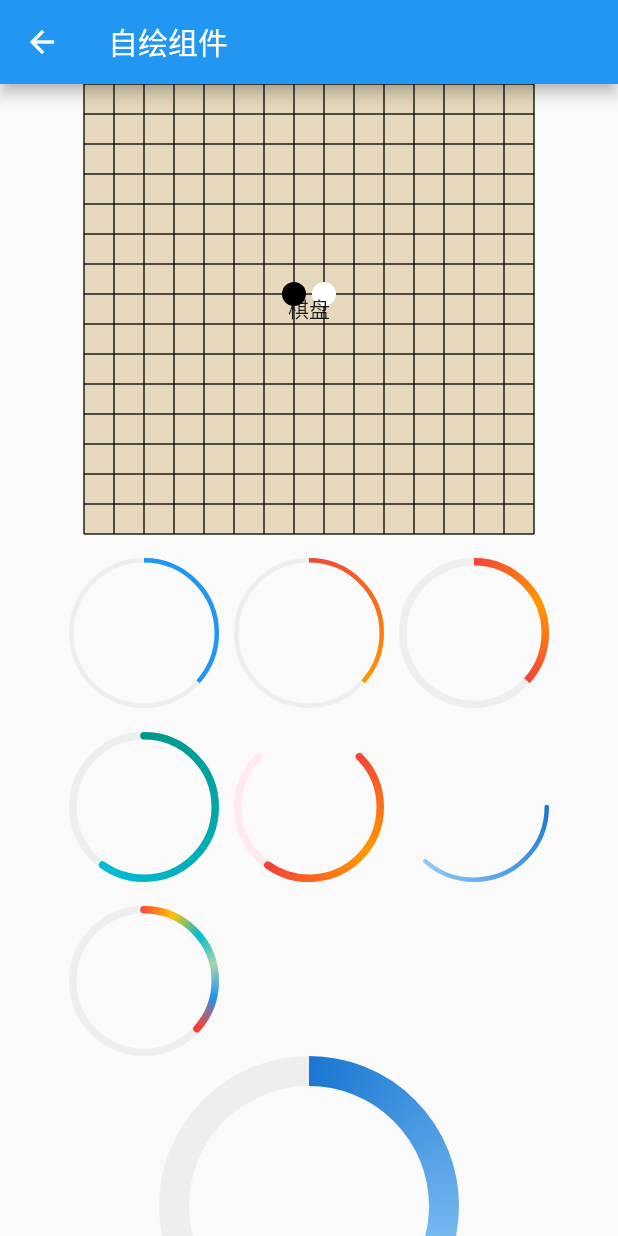
After one commit to 568240761/flutter_practice, a Flutter app: the CustomManage screen opened by its route, after a tap on "自绘组件", on a phone screen of 412 x 824 dp. The commit adds this screen. Run offline on Flutter 3.47's test engine with Material 2 defaults, Android fonts, the phone set to English and light mode, and no system bars.

Commit message:
完成自定义组件练习

```diff
--- a/lib/main.dart
+++ b/lib/main.dart
@@ -3,6 +3,7 @@ import 'dart:async';
 import 'package:flutter/material.dart';
 import 'package:flutter/foundation.dart';
 
+import 'page/custom_component/custom_manage.dart';
 import 'page/animation/animation_manage.dart';
 import 'page/event/event_notification_manage.dart';
 import 'page/function/function_manage.dart';
@@ -112,6 +113,7 @@ class MyApp extends StatelessWidget {
         "function_manage": (context) => FunctionManage(),
         "event_notification_manage": (context) => EventNotificationManage(),
         "animation_manage": (context) => AnimationManage(),
+        "custom_manage": (context) => CustomManage(),
       },
       //在路由表中没有注册，会回调该方法
       onGenerateRoute: (RouteSettings settings) {
--- /dev/null
+++ b/lib/page/custom_component/combination_component.dart
@@ -0,0 +1,208 @@
+import 'package:flutter/material.dart';
+
+//在Flutter中页面UI通常都是由一些低阶别的组件组合而成，当我们需要封装一些通用组件时，
+//应该首先考虑是否可以通过组合其它组件来实现，如果可以，则应优先使用组合，因为直接通过现有组件拼装会非常简单、灵活、高效。
+class CombinationComponent extends StatefulWidget {
+  @override
+  State createState() {
+    return CombinationComponentState();
+  }
+}
+
+class CombinationComponentState extends State<CombinationComponent> {
+  double _turns = .0;
+
+  @override
+  Widget build(BuildContext context) {
+    return Scaffold(
+      appBar: AppBar(
+        title: Text("组合现有组件"),
+      ),
+      body: Center(
+        child: Column(
+          children: [
+            GradientButton(
+              colors: [Colors.orange, Colors.red],
+              height: 50.0,
+              child: Text("Submit"),
+              onPressed: onTap,
+            ),
+            GradientButton(
+              height: 50.0,
+              colors: [Colors.lightGreen, Colors.green[700]],
+              child: Text("Submit"),
+              onPressed: onTap,
+            ),
+            GradientButton(
+              height: 50.0,
+              colors: [Colors.lightBlue[300], Colors.blueAccent],
+              child: Text("Submit"),
+              onPressed: onTap,
+            ),
+            TurnBox(
+              turns: _turns,
+              speed: 500,
+              child: Icon(
+                Icons.refresh,
+                size: 50,
+              ),
+            ),
+            TurnBox(
+              turns: _turns,
+              speed: 1000,
+              child: Icon(
+                Icons.refresh,
+                size: 150.0,
+              ),
+            ),
+            RaisedButton(
+              child: Text("顺时针旋转1/5圈"),
+              onPressed: () {
+                setState(() {
+                  _turns += .2;
+                });
+              },
+            ),
+            RaisedButton(
+              child: Text("逆时针旋转1/5圈"),
+              onPressed: () {
+                setState(() {
+                  _turns -= .2;
+                });
+              },
+            )
+          ],
+        ),
+      ),
+    );
+  }
+
+  onTap() {
+    print("button click");
+  }
+}
+
+//Flutter Material组件库中的按钮默认不支持渐变背景，为了实现渐变背景按钮，我们自定义一个GradientButton组件，它需要支持一下功能：
+//
+// 1.背景支持渐变色
+// 2.手指按下时有涟漪效果
+// 3.可以支持圆角
+class GradientButton extends StatelessWidget {
+  GradientButton({
+    this.colors,
+    this.width,
+    this.height,
+    this.onPressed,
+    this.borderRadius,
+    @required this.child,
+  });
+
+  // 渐变色数组
+  final List<Color> colors;
+
+  // 按钮宽高
+  final double width;
+  final double height;
+
+  final Widget child;
+  final BorderRadius borderRadius;
+
+  //点击回调
+  final GestureTapCallback onPressed;
+
+  @override
+  Widget build(BuildContext context) {
+    ThemeData theme = Theme.of(context);
+
+    //确保colors数组不空
+    List<Color> _colors = colors ??
+        [theme.primaryColor, theme.primaryColorDark ?? theme.primaryColor];
+
+    return DecoratedBox(
+      decoration: BoxDecoration(
+        gradient: LinearGradient(colors: _colors),
+        borderRadius: borderRadius,
+      ),
+      child: Material(
+        type: MaterialType.transparency,
+        child: InkWell(
+          splashColor: _colors.last,
+          highlightColor: Colors.transparent,
+          borderRadius: borderRadius,
+          onTap: onPressed,
+          child: ConstrainedBox(
+            constraints: BoxConstraints.tightFor(height: height, width: width),
+            child: Center(
+              child: Padding(
+                padding: const EdgeInsets.all(8.0),
+                child: DefaultTextStyle(
+                  style: TextStyle(fontWeight: FontWeight.bold),
+                  child: child,
+                ),
+              ),
+            ),
+          ),
+        ),
+      ),
+    );
+  }
+}
+
+//RotatedBox，它可以旋转子组件，但是它有两个缺点：一是只能将其子节点以90度的倍数旋转；二是当旋转的角度发生变化时，旋转角度更新过程没有动画。
+//
+//实现一个TurnBox组件，它不仅可以以任意角度来旋转其子节点，而且可以在角度发生变化时执行一个动画以过渡到新状态，同时，可以手动指定动画速度。
+class TurnBox extends StatefulWidget {
+  const TurnBox(
+      {Key key,
+      this.turns = .0, //旋转的“圈”数,一圈为360度，如0.25圈即90度
+      this.speed = 200, //过渡动画执行的总时长
+      this.child})
+      : super(key: key);
+
+  final double turns;
+  final int speed;
+  final Widget child;
+
+  @override
+  _TurnBoxState createState() => new _TurnBoxState();
+}
+
+class _TurnBoxState extends State<TurnBox> with SingleTickerProviderStateMixin {
+  AnimationController _controller;
+
+  @override
+  void initState() {
+    super.initState();
+    _controller = new AnimationController(
+        vsync: this, lowerBound: -double.infinity, upperBound: double.infinity);
+    _controller.value = widget.turns;
+  }
+
+  @override
+  void dispose() {
+    _controller.dispose();
+    super.dispose();
+  }
+
+  @override
+  Widget build(BuildContext context) {
+    return RotationTransition(
+      turns: _controller,
+      child: widget.child,
+    );
+  }
+
+  //当在State中会缓存某些依赖Widget参数的数据时，一定要注意在组件更新时是否需要同步状态。
+  @override
+  void didUpdateWidget(TurnBox oldWidget) {
+    super.didUpdateWidget(oldWidget);
+    //旋转角度发生变化时执行过渡动画
+    if (oldWidget.turns != widget.turns) {
+      _controller.animateTo(
+        widget.turns,
+        duration: Duration(milliseconds: widget.speed ?? 200),
+        curve: Curves.easeOut,
+      );
+    }
+  }
+}
--- /dev/null
+++ b/lib/page/custom_component/custom_manage.dart
@@ -0,0 +1,47 @@
+import 'package:flutter/material.dart';
+import 'package:flutter_practice/page/custom_component/custom_painting_component.dart';
+import 'combination_component.dart';
+
+class CustomManage extends StatelessWidget {
+  @override
+  Widget build(BuildContext context) {
+    return Scaffold(
+      appBar: AppBar(
+        title: Text("自定义组件"),
+      ),
+      body: Center(
+        child: Column(
+          mainAxisAlignment: MainAxisAlignment.center,
+          children: [
+            FlatButton(
+              onPressed: () {
+                Navigator.push(
+                  context,
+                  MaterialPageRoute(builder: (context) {
+                    return CombinationComponent();
+                  }),
+                );
+              },
+              textColor: Colors.white,
+              color: Colors.blue,
+              child: Text("组合现有组件"),
+            ),
+            FlatButton(
+              onPressed: () {
+                Navigator.push(
+                  context,
+                  MaterialPageRoute(builder: (context) {
+                    return CustomPaintingComponent();
+                  }),
+                );
+              },
+              textColor: Colors.white,
+              color: Colors.blue,
+              child: Text("自绘组件"),
+            ),
+          ],
+        ),
+      ),
+    );
+  }
+}
--- /dev/null
+++ b/lib/page/custom_component/custom_painting_component.dart
@@ -0,0 +1,460 @@
+import 'package:flutter/material.dart';
+import 'dart:math';
+
+import 'combination_component.dart';
+
+//几乎所有的UI系统都会提供一个自绘UI的接口，这个接口通常会提供一块2D画布Canvas，
+//Canvas内部封装了一些基本绘制的API，可以通过Canvas绘制各种自定义图形。
+//
+//在Flutter中，提供了一个CustomPaint 组件，它可以结合画笔CustomPainter来实现自定义图形绘制。
+//也可以通过相应的RenderObject渲染出来的，如Text是由RenderParagraph渲染；而Image是由RenderImage渲染。
+//RenderObject是一个抽象类，它定义了一个抽象方法paint(...)：
+//
+// void paint(PaintingContext context, Offset offset)
+//
+//PaintingContext代表组件的绘制上下文，通过PaintingContext.canvas可以获得Canvas，而绘制逻辑主要是通过Canvas API来实现。
+//子类需要重写此方法以实现自身的绘制逻辑，如RenderParagraph需要实现文本绘制逻辑，而RenderImage需要实现图片绘制逻辑。
+//
+//可以发现，RenderObject中最终也是通过Canvas API来绘制的，那么通过实现RenderObject的方式和上面介绍的通过CustomPaint和Canvas自绘的方式有什么区别？
+//其实答案很简单，CustomPaint只是为了方便开发者封装的一个代理类，它直接继承自SingleChildRenderObjectWidget，
+//通过RenderCustomPaint的paint方法将Canvas和画笔Painter连接起来实现了最终的绘制（绘制逻辑在Painter中）。
+class CustomPaintingComponent extends StatefulWidget {
+  @override
+  State createState() {
+    return CustomPaintingComponentState();
+  }
+}
+
+class CustomPaintingComponentState extends State<CustomPaintingComponent>
+    with SingleTickerProviderStateMixin {
+  AnimationController _animationController;
+
+  @override
+  void initState() {
+    super.initState();
+    _animationController =
+        new AnimationController(vsync: this, duration: Duration(seconds: 3));
+    bool isForward = true;
+    _animationController.addStatusListener((status) {
+      if (status == AnimationStatus.forward) {
+        isForward = true;
+      } else if (status == AnimationStatus.completed ||
+          status == AnimationStatus.dismissed) {
+        if (isForward) {
+          _animationController.reverse();
+        } else {
+          _animationController.forward();
+        }
+      } else if (status == AnimationStatus.reverse) {
+        isForward = false;
+      }
+    });
+    _animationController.forward();
+  }
+
+  @override
+  void dispose() {
+    _animationController.dispose();
+    super.dispose();
+  }
+
+  @override
+  Widget build(BuildContext context) {
+    return Scaffold(
+      appBar: AppBar(
+        title: Text("自绘组件"),
+      ),
+      body: SingleChildScrollView(
+        child: Center(
+          child: Column(
+            children: [
+              SizedBox(
+                width: 300,
+                height: 300,
+                //如果CustomPaint有子节点，为了避免子节点不必要的重绘并提高性能，通常情况下都会将子节点包裹在RepaintBoundary组件中，
+                //这样会在绘制时就会创建一个新的绘制层（Layer），其子组件将在新的Layer上绘制，而父组件将在原来Layer上绘制，
+                //也就是说RepaintBoundary 子组件的绘制将独立于父组件的绘制，RepaintBoundary会隔离其子节点和CustomPaint本身的绘制边界。
+                child: CustomPaint(
+                  //当child为null时，代表默认绘制区域大小，如果有child则忽略此参数，画布尺寸则为child尺寸。
+                  //如果有child但是想指定画布为特定大小，可以使用SizeBox包裹CustomPaint实现。
+                  //现在设置的size属性无用。
+                  size: Size(300, 300),
+                  //背景画笔，会显示在子节点后面;
+                  painter: MyPainter(),
+                  //foregroundPainter: 前景画笔，会显示在子节点前面。
+                  //isComplex：是否复杂的绘制，如果是，Flutter会应用一些缓存策略来减少重复渲染的开销。
+                  //willChange：和isComplex配合使用，当启用缓存时，该属性代表在下一帧中绘制是否会改变。
+                  child: RepaintBoundary(
+                    child: Center(
+                      child: Text("棋盘"),
+                    ),
+                  ),
+                ),
+              ),
+              AnimatedBuilder(
+                animation: _animationController,
+                builder: (BuildContext context, Widget child) {
+                  return Padding(
+                    padding: const EdgeInsets.symmetric(vertical: 16.0),
+                    child: Column(
+                      children: <Widget>[
+                        Wrap(
+                          spacing: 10.0,
+                          runSpacing: 16.0,
+                          children: <Widget>[
+                            GradientCircularProgressIndicator(
+                              // No gradient
+                              colors: [Colors.blue, Colors.blue],
+                              radius: 50.0,
+                              strokeWidth: 3.0,
+                              value: _animationController.value,
+                            ),
+                            GradientCircularProgressIndicator(
+                              colors: [Colors.red, Colors.orange],
+                              radius: 50.0,
+                              strokeWidth: 3.0,
+                              value: _animationController.value,
+                            ),
+                            GradientCircularProgressIndicator(
+                              colors: [Colors.red, Colors.orange, Colors.red],
+                              radius: 50.0,
+                              strokeWidth: 5.0,
+                              value: _animationController.value,
+                            ),
+                            GradientCircularProgressIndicator(
+                              colors: [Colors.teal, Colors.cyan],
+                              radius: 50.0,
+                              strokeWidth: 5.0,
+                              strokeCapRound: true,
+                              value: CurvedAnimation(
+                                parent: _animationController,
+                                curve: Curves.decelerate,
+                              ).value,
+                            ),
+                            TurnBox(
+                              turns: 1 / 8,
+                              child: GradientCircularProgressIndicator(
+                                colors: [Colors.red, Colors.orange, Colors.red],
+                                radius: 50.0,
+                                strokeWidth: 5.0,
+                                strokeCapRound: true,
+                                backgroundColor: Colors.red[50],
+                                totalAngle: 1.5 * pi,
+                                value: CurvedAnimation(
+                                  parent: _animationController,
+                                  curve: Curves.ease,
+                                ).value,
+                              ),
+                            ),
+                            RotatedBox(
+                              quarterTurns: 1,
+                              child: GradientCircularProgressIndicator(
+                                  colors: [Colors.blue[700], Colors.blue[200]],
+                                  radius: 50.0,
+                                  strokeWidth: 3.0,
+                                  strokeCapRound: true,
+                                  backgroundColor: Colors.transparent,
+                                  value: _animationController.value),
+                            ),
+                            GradientCircularProgressIndicator(
+                              colors: [
+                                Colors.red,
+                                Colors.amber,
+                                Colors.cyan,
+                                Colors.green[200],
+                                Colors.blue,
+                                Colors.red
+                              ],
+                              radius: 50.0,
+                              strokeWidth: 5.0,
+                              strokeCapRound: true,
+                              value: _animationController.value,
+                            ),
+                          ],
+                        ),
+                        GradientCircularProgressIndicator(
+                          colors: [Colors.blue[700], Colors.blue[200]],
+                          radius: 100.0,
+                          strokeWidth: 20.0,
+                          value: _animationController.value,
+                        ),
+
+                        Padding(
+                          padding: const EdgeInsets.symmetric(vertical: 16.0),
+                          child: GradientCircularProgressIndicator(
+                            colors: [Colors.blue[700], Colors.blue[300]],
+                            radius: 100.0,
+                            strokeWidth: 20.0,
+                            value: _animationController.value,
+                            strokeCapRound: true,
+                          ),
+                        ),
+                        //剪裁半圆
+                        ClipRect(
+                          child: Align(
+                            alignment: Alignment.topCenter,
+                            heightFactor: .5,
+                            child: Padding(
+                              padding: const EdgeInsets.only(bottom: 8.0),
+                              child: SizedBox(
+                                //width: 100.0,
+                                child: TurnBox(
+                                  turns: .75,
+                                  child: GradientCircularProgressIndicator(
+                                    colors: [Colors.teal, Colors.cyan[500]],
+                                    radius: 100.0,
+                                    strokeWidth: 8.0,
+                                    value: _animationController.value,
+                                    totalAngle: pi,
+                                    strokeCapRound: true,
+                                  ),
+                                ),
+                              ),
+                            ),
+                          ),
+                        ),
+                        SizedBox(
+                          height: 104.0,
+                          width: 200.0,
+                          child: Stack(
+                            alignment: Alignment.center,
+                            children: <Widget>[
+                              Positioned(
+                                height: 200.0,
+                                top: .0,
+                                child: TurnBox(
+                                  turns: .75,
+                                  child: GradientCircularProgressIndicator(
+                                    colors: [Colors.teal, Colors.cyan[500]],
+                                    radius: 100.0,
+                                    strokeWidth: 8.0,
+                                    value: _animationController.value,
+                                    totalAngle: pi,
+                                    strokeCapRound: true,
+                                  ),
+                                ),
+                              ),
+                              Padding(
+                                padding: const EdgeInsets.only(top: 10.0),
+                                child: Text(
+                                  "${(_animationController.value * 100).toInt()}%",
+                                  style: TextStyle(
+                                    fontSize: 25.0,
+                                    color: Colors.blueGrey,
+                                  ),
+                                ),
+                              )
+                            ],
+                          ),
+                        ),
+                      ],
+                    ),
+                  );
+                },
+              ),
+            ],
+          ),
+        ),
+      ),
+    );
+  }
+}
+
+class MyPainter extends CustomPainter {
+  //在实际场景中正确利用此回调可以避免重绘开销，本示例我们简单的返回true
+  @override
+  bool shouldRepaint(CustomPainter oldDelegate) => true;
+
+  //性能建议
+  //尽可能的利用好shouldRepaint返回值；在UI树重新build时，控件在绘制前都会先调用该方法以确定是否有必要重绘；
+  //假如我们绘制的UI不依赖外部状态，那么就应该始终返回false，因为外部状态改变导致重新build时不会影响我们的UI外观；
+  //如果绘制依赖外部状态，那么我们就应该在shouldRepaint中判断依赖的状态是否改变，如果已改变则应返回true来重绘，反之则应返回false不需要重绘。
+  //
+  //绘制尽可能多的分层；在上面五子棋的示例中，将棋盘和棋子的绘制放在了一起，
+  //这样会有一个问题：由于棋盘始终是不变的，
+  //用户每次落子时变的只是棋子，但是如果按照上面的代码来实现，每次绘制棋子时都要重新绘制一次棋盘，这是没必要的。
+  //优化的方法就是将棋盘单独抽为一个组件，并设置其shouldRepaint回调值为false，然后将棋盘组件作为背景。然后将棋子的绘制放到另一个组件中，这样每次落子时只需要绘制棋子。
+  @override
+  void paint(Canvas canvas, Size size) {
+    double eWidth = size.width / 15;
+    double eHeight = size.height / 15;
+
+    //画棋盘背景
+    var paint = Paint()
+      ..isAntiAlias = true
+      ..style = PaintingStyle.fill //填充
+      ..color = Color(0x77cdb175); //背景为纸黄色
+    canvas.drawRect(Offset.zero & size, paint);
+
+    //画棋盘网格
+    paint
+      ..style = PaintingStyle.stroke //线
+      ..color = Colors.black87
+      ..strokeWidth = 1.0;
+
+    for (int i = 0; i <= 15; ++i) {
+      double dy = eHeight * i;
+      canvas.drawLine(Offset(0, dy), Offset(size.width, dy), paint);
+    }
+
+    for (int i = 0; i <= 15; ++i) {
+      double dx = eWidth * i;
+      canvas.drawLine(Offset(dx, 0), Offset(dx, size.height), paint);
+    }
+
+    //画一个黑子
+    paint
+      ..style = PaintingStyle.fill
+      ..color = Colors.black;
+    canvas.drawCircle(
+      Offset(size.width / 2 - eWidth / 2, size.height / 2 - eHeight / 2),
+      min(eWidth / 2, eHeight / 2) - 2,
+      paint,
+    );
+
+    //画一个白子
+    paint.color = Colors.white;
+    canvas.drawCircle(
+      Offset(size.width / 2 + eWidth / 2, size.height / 2 - eHeight / 2),
+      min(eWidth / 2, eHeight / 2) - 2,
+      paint,
+    );
+  }
+}
+
+//实现一个圆形背景渐变进度条，它支持：
+//
+//1.支持多种背景渐变色。
+//2.任意弧度；进度条可以不是整圆。
+//3.可以自定义粗细、两端是否圆角等样式。
+class GradientCircularProgressIndicator extends StatelessWidget {
+  GradientCircularProgressIndicator(
+      {this.strokeWidth = 2.0,
+      @required this.radius,
+      @required this.colors,
+      this.stops,
+      this.strokeCapRound = false,
+      this.backgroundColor = const Color(0xFFEEEEEE),
+      this.totalAngle = 2 * pi,
+      this.value});
+
+  ///粗细
+  final double strokeWidth;
+
+  /// 圆的半径
+  final double radius;
+
+  ///两端是否为圆角
+  final bool strokeCapRound;
+
+  /// 当前进度，取值范围 [0.0-1.0]
+  final double value;
+
+  /// 进度条背景色
+  final Color backgroundColor;
+
+  /// 进度条的总弧度，2*PI为整圆，小于2*PI则不是整圆
+  final double totalAngle;
+
+  /// 渐变色数组
+  final List<Color> colors;
+
+  /// 渐变色的终止点，对应colors属性
+  final List<double> stops;
+
+  @override
+  Widget build(BuildContext context) {
+    double _offset = .0;
+    // 如果两端为圆角，则需要对起始位置进行调整，否则圆角部分会偏离起始位置
+    // 下面调整的角度的计算公式是通过数学几何知识得出
+    if (strokeCapRound) {
+      _offset = asin(strokeWidth / (radius * 2 - strokeWidth));
+    }
+    var _colors = colors;
+    if (_colors == null) {
+      Color color = Theme.of(context).accentColor;
+      _colors = [color, color];
+    }
+    return Transform.rotate(
+      angle: -pi / 2.0 - _offset,
+      child: CustomPaint(
+          size: Size.fromRadius(radius),
+          painter: _GradientCircularProgressPainter(
+            strokeWidth: strokeWidth,
+            strokeCapRound: strokeCapRound,
+            backgroundColor: backgroundColor,
+            value: value,
+            total: totalAngle,
+            radius: radius,
+            colors: _colors,
+          )),
+    );
+  }
+}
+
+//实现画笔
+class _GradientCircularProgressPainter extends CustomPainter {
+  _GradientCircularProgressPainter(
+      {this.strokeWidth: 10.0,
+      this.strokeCapRound: false,
+      this.backgroundColor = const Color(0xFFEEEEEE),
+      this.radius,
+      this.total = 2 * pi,
+      @required this.colors,
+      this.stops,
+      this.value});
+
+  final double strokeWidth;
+  final bool strokeCapRound;
+  final double value;
+  final Color backgroundColor;
+  final List<Color> colors;
+  final double total;
+  final double radius;
+  final List<double> stops;
+
+  @override
+  void paint(Canvas canvas, Size size) {
+    if (radius != null) {
+      size = Size.fromRadius(radius);
+    }
+    double _offset = strokeWidth / 2.0;
+    double _value = (value ?? .0);
+    _value = _value.clamp(.0, 1.0) * total;
+    double _start = .0;
+
+    if (strokeCapRound) {
+      _start = asin(strokeWidth / (size.width - strokeWidth));
+    }
+
+    Rect rect = Offset(_offset, _offset) &
+        Size(size.width - strokeWidth, size.height - strokeWidth);
+
+    var paint = Paint()
+      ..strokeCap = strokeCapRound ? StrokeCap.round : StrokeCap.butt
+      ..style = PaintingStyle.stroke
+      ..isAntiAlias = true
+      ..strokeWidth = strokeWidth;
+
+    // 先画背景
+    if (backgroundColor != Colors.transparent) {
+      paint.color = backgroundColor;
+      canvas.drawArc(rect, _start, total, false, paint);
+    }
+
+    // 再画前景，应用渐变
+    if (_value > 0) {
+      paint.shader = SweepGradient(
+        startAngle: 0.0,
+        endAngle: _value,
+        colors: colors,
+        stops: stops,
+      ).createShader(rect);
+
+      canvas.drawArc(rect, _start, _value, false, paint);
+    }
+  }
+
+  @override
+  bool shouldRepaint(CustomPainter oldDelegate) => true;
+}
--- a/lib/page/home_page.dart
+++ b/lib/page/home_page.dart
@@ -111,6 +111,14 @@ class _MyHomePageState extends State<MyHomePage> {
               color: Colors.blue,
               child: Text("动画"),
             ),
+            FlatButton(
+              onPressed: () {
+                Navigator.pushNamed(context, "custom_manage");
+              },
+              textColor: Colors.white,
+              color: Colors.blue,
+              child: Text("自定义组件"),
+            ),
           ],
         ),
       ),
```
